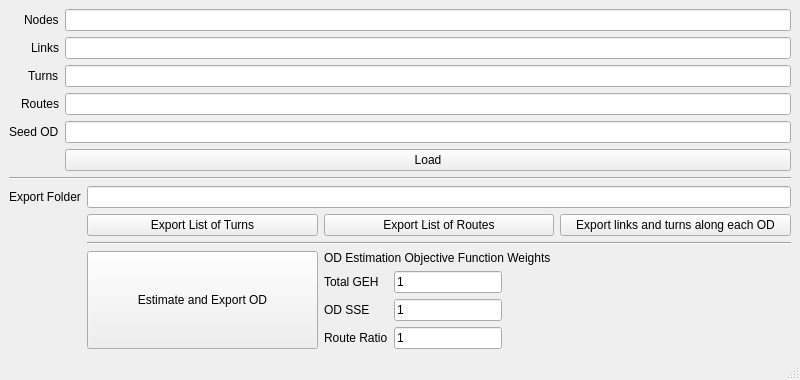
Old version of the form jodeln/gui/mainwindow.ui in the repository mdeamico/jodeln.
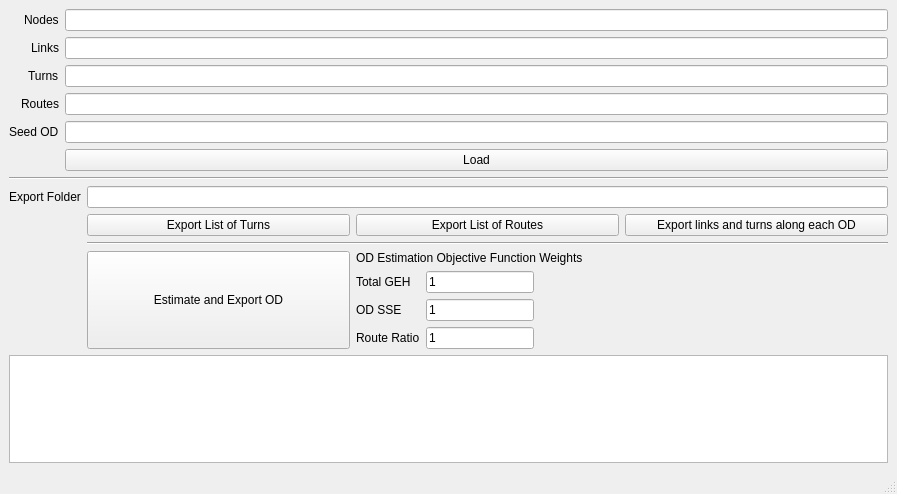
New version of the form. Custom widgets are drawn as their Qt base class.

Commit message:
Show network in GUI (#10)
Shows the network in the GUI after clicking the load button. Nodes are drawn as simple circles. Links are drawn as lines connecting the circles.

```diff
--- a/jodeln/gui/mainwindow.ui
+++ b/jodeln/gui/mainwindow.ui
@@ -6,8 +6,8 @@
    <rect>
     <x>0</x>
     <y>0</y>
-    <width>800</width>
-    <height>366</height>
+    <width>897</width>
+    <height>494</height>
    </rect>
   </property>
   <property name="sizePolicy">
@@ -19,7 +19,7 @@
   <property name="maximumSize">
    <size>
     <width>16777215</width>
-    <height>366</height>
+    <height>800</height>
    </size>
   </property>
   <property name="windowTitle">
@@ -249,10 +249,24 @@
       </item>
      </layout>
     </item>
+    <item>
+     <layout class="QGridLayout" name="gridLayout_2">
+      <item row="0" column="0">
+       <widget class="SchematicView" name="gvSchematic"/>
+      </item>
+     </layout>
+    </item>
    </layout>
   </widget>
   <widget class="QStatusBar" name="statusbar"/>
  </widget>
+ <customwidgets>
+  <customwidget>
+   <class>SchematicView</class>
+   <extends>QGraphicsView</extends>
+   <header>.schematic_view</header>
+  </customwidget>
+ </customwidgets>
  <resources/>
  <connections/>
 </ui>
```
The commit also changes 6 other files.
